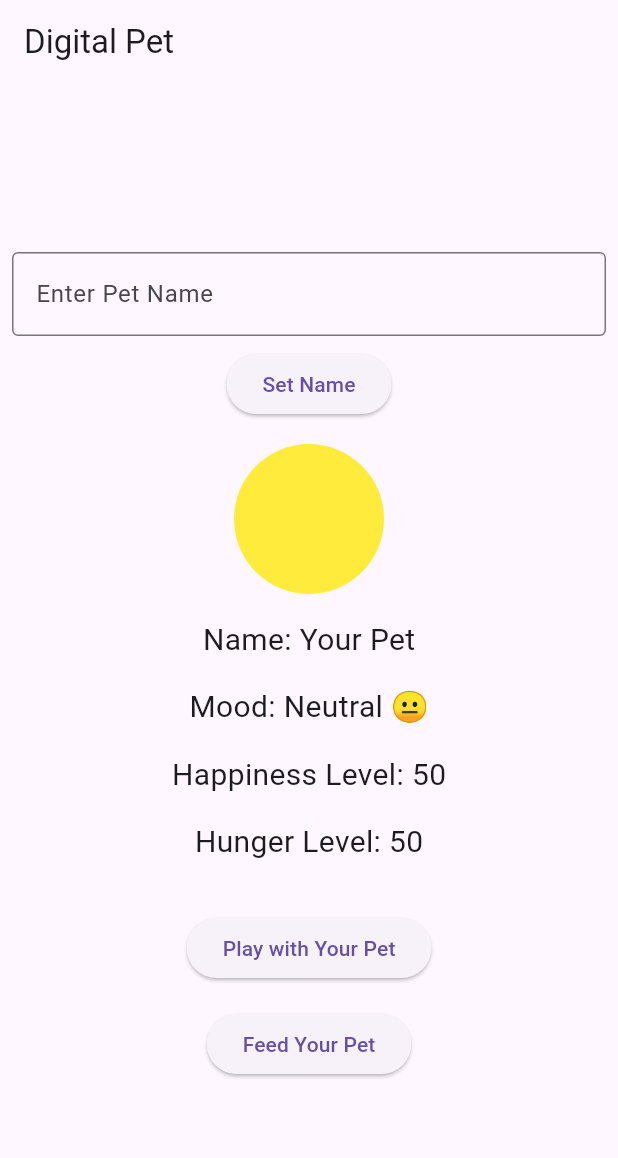
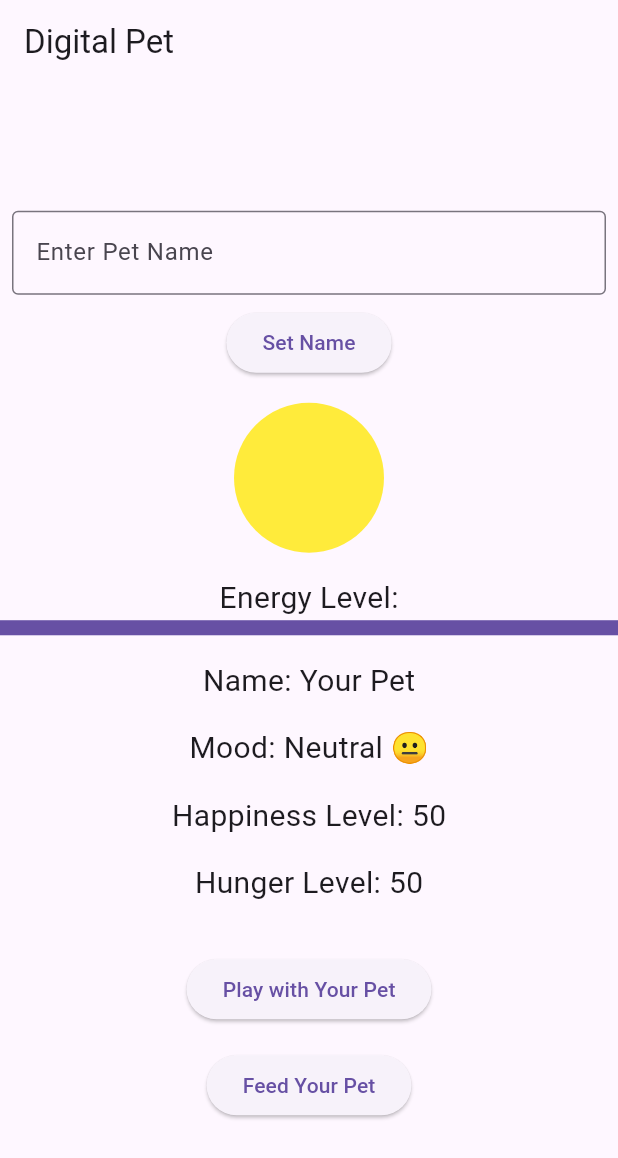
Before and after one commit to anguyen221/state_pet_app, a Flutter app: the screen it shows after launch, on a phone screen of 412 x 824 dp. Shown: the top 1158 px of the screen. Run offline on Flutter 3.47's test engine with Material 3 defaults, Android fonts, the phone set to English and light mode, and no system bars.

Commit message:
Added energy bar

```diff
--- a/lib/main.dart
+++ b/lib/main.dart
@@ -16,6 +16,7 @@ class _DigitalPetAppState extends State<DigitalPetApp> {
   String petName = "Your Pet";
   int happinessLevel = 50;
   int hungerLevel = 50;
+  int energyLevel = 100;
   Color petColor = Colors.yellow;
   String petMood = "Neutral 😐";
 
@@ -171,6 +172,15 @@ class _DigitalPetAppState extends State<DigitalPetApp> {
             ),
             SizedBox(height: 16.0),
             Text(
+              'Energy Level:',
+              style: TextStyle(fontSize: 20.0),
+            ),
+            LinearProgressIndicator(
+              value: energyLevel / 100,
+              minHeight: 10,
+            ),
+            SizedBox(height: 16.0),
+            Text(
               'Name: $petName',
               style: TextStyle(fontSize: 20.0),
             ),
```
